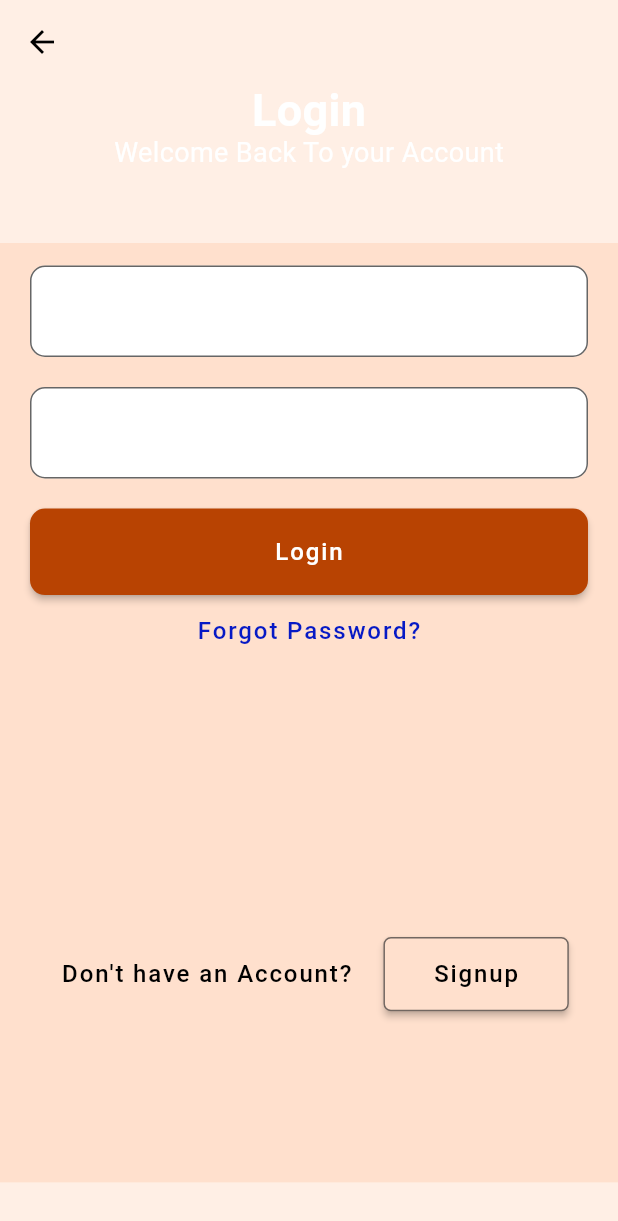
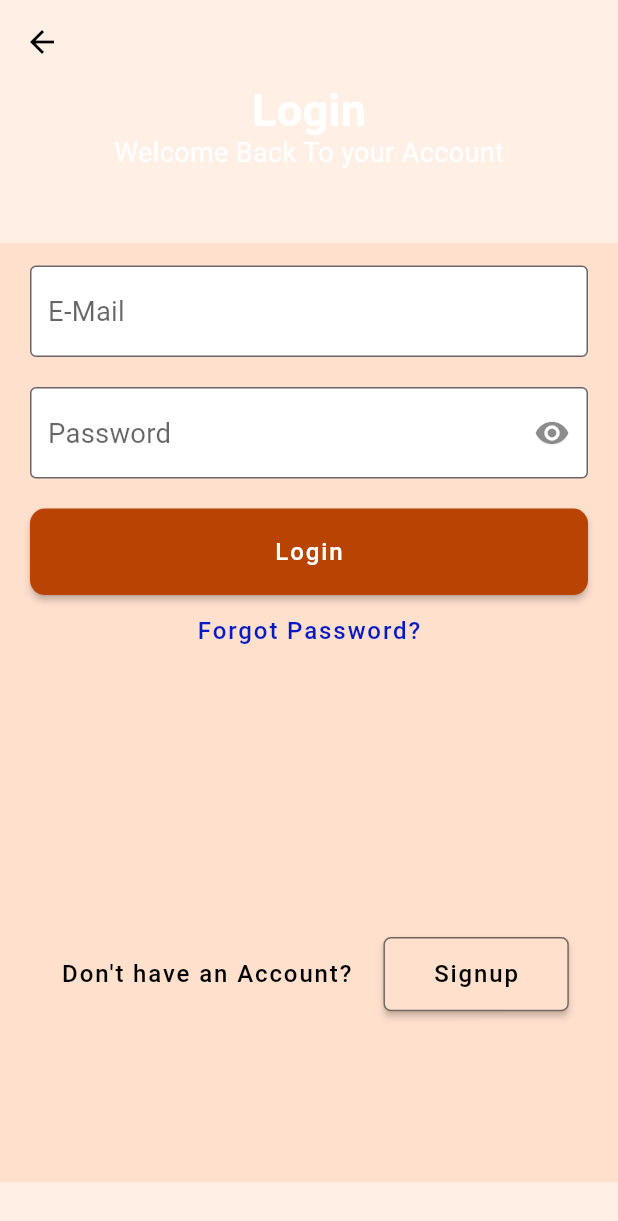
Before and after one commit to Abhinandan358/ecomm_website_3_8_22, a Flutter app: the Reg screen opened directly, after a tap on "Signup", after a tap on "Log In", on a phone screen of 412 x 824 dp. Shown: the top 1221 px of the screen. Run offline on Flutter 3.47's test engine with Material 2 defaults, Android fonts, the phone set to English and light mode, and no system bars; our stand-ins replace card_swiper, flutter_rating_bar, flutter_screenutil, fluttertoast, get, image_picker and 1 more; network calls fail.

Commit message:
changes in textformfield

```diff
--- a/lib/custom/utils.dart
+++ /dev/null
@@ -1,6 +0,0 @@
-import 'package:flutter/material.dart';
-
-const Color grey = Color.fromRGBO(133, 133, 133, 1);
-const Color black = Colors.black;
-const Color commonback = Color.fromRGBO(255,239,229,1);
-const Color white = Colors.white;
--- a/lib/views/all_categories/fashion.dart
+++ b/lib/views/all_categories/fashion.dart
@@ -1,6 +1,5 @@
 import 'dart:async';
 import 'package:card_swiper/card_swiper.dart';
-import 'package:ecommerce_website_logo3_8_22/custom/utils.dart';
 import 'package:ecommerce_website_logo3_8_22/views/bottomnav/cart.dart';
 import 'package:ecommerce_website_logo3_8_22/views/custom/utils.dart';
 import 'package:flutter/cupertino.dart';
--- a/lib/views/bottomnav/cart.dart
+++ b/lib/views/bottomnav/cart.dart
@@ -1,4 +1,4 @@
-import 'package:ecommerce_website_logo3_8_22/custom/utils.dart';
+
 import 'package:ecommerce_website_logo3_8_22/views/custom/utils.dart';
 import 'package:flutter/material.dart';
 import 'package:flutter_rating_bar/flutter_rating_bar.dart';
--- a/lib/views/bottomnav/category.dart
+++ b/lib/views/bottomnav/category.dart
@@ -6,7 +6,6 @@ import 'package:ecommerce_website_logo3_8_22/views/all_categories/fashion.dart';
 import 'package:ecommerce_website_logo3_8_22/views/all_categories/offer_zone.dart';
 import 'package:get/get.dart';
 import 'package:loading_indicator/loading_indicator.dart';
-import 'package:ecommerce_website_logo3_8_22/custom/utils.dart';
 import 'package:ecommerce_website_logo3_8_22/models/model_constant.dart';
 import 'package:ecommerce_website_logo3_8_22/views/custom/utils.dart';
 import 'package:flutter/material.dart';
--- a/lib/views/bottomnav/home.dart
+++ b/lib/views/bottomnav/home.dart
@@ -172,7 +172,7 @@ class _HomeState extends State<Home> {
                               ),
                               mytext(
                                 data: _offerproductList[index].offerpname,
-                                color: grey,
+                                color: grey4,
                               ),
                               mytext(
                                 data: _offerproductList[index].offersList,
--- a/lib/views/bottomnav/profile.dart
+++ b/lib/views/bottomnav/profile.dart
@@ -68,7 +68,7 @@ class _ProfileState extends State<Profile> {
             ),
             mytext(data:'Abhinandan Mandal',  fontSize: 25, fontWeight: FontWeight.bold, ),
 
-            mytext(data:'Flutter Software Engineer', color: grey,  fontSize: 25, ),
+            mytext(data:'Flutter Software Engineer', color: grey4,  fontSize: 25, ),
             mytext(data:'Follow Me',  fontSize: 20, ),
             Row(
               mainAxisAlignment: MainAxisAlignment.spaceEvenly,
--- a/lib/views/custom/utils.dart
+++ b/lib/views/custom/utils.dart
@@ -44,6 +44,9 @@ const Color orange2 = Color.fromRGBO(253, 221, 202, 1);
 const Color custombtncolr1 = Color.fromRGBO(184, 67, 2, 1);
 const Color loginsignup = Color.fromRGBO(249, 193, 161, 1);
 const Color login = Color.fromRGBO(255, 224, 205, 1);
+const Color grey4 = Color.fromRGBO(133, 133, 133, 1);
+const Color commonback = Color.fromRGBO(255, 239, 229, 1);
+
 //buttons-----
 
 SizedBox custombtn(Function()? onPressed, btntxt) {
@@ -157,6 +160,13 @@ TextFormField mytextformfield({
   InputBorder? focusedBorder,
   int? maxLength,
   EdgeInsetsGeometry? contentPadding,
+  Color? color,
+  Color? backgroundColor,
+  double? fontSize,
+  FontWeight? fontWeight,
+  FontStyle? fontStyle,
+  double? letterSpacing,
+  double? wordSpacing,
 }) {
   return TextFormField(
     maxLength: maxLength,
@@ -178,9 +188,16 @@ TextFormField mytextformfield({
           borderSide: BorderSide(color: Colors.purple, width: 3),
         ),
         contentPadding: contentPadding,
-        border: OutlineInputBorder(borderRadius: BorderRadius.circular(10))),
+        border: const OutlineInputBorder()),
     keyboardType: keyboardType,
-    style: style,
+    style: TextStyle(
+        fontSize: fontSize,
+        fontWeight: fontWeight,
+        color: color,
+        backgroundColor: backgroundColor,
+        fontStyle: fontStyle,
+        letterSpacing: letterSpacing,
+        wordSpacing: wordSpacing),
     textInputAction: textInputAction,
     onChanged: onChanged,
     validator: validator,
--- a/lib/views/home/dashboard.dart
+++ b/lib/views/home/dashboard.dart
@@ -1,6 +1,6 @@
 import 'dart:async';
 import 'dart:io';
-import 'package:ecommerce_website_logo3_8_22/custom/utils.dart';
+
 import 'package:ecommerce_website_logo3_8_22/views/bottomnav/cart.dart';
 import 'package:ecommerce_website_logo3_8_22/views/bottomnav/category.dart';
 import 'package:ecommerce_website_logo3_8_22/views/bottomnav/home.dart';
--- a/lib/views/reg&login/login.dart
+++ b/lib/views/reg&login/login.dart
@@ -60,6 +60,7 @@ class _LoginState extends State<Login> {
                         mytextformfield(
                           autovalidateMode: AutovalidateMode.onUserInteraction,
                           controller: emailCtrl,
+                          hintText: 'E-Mail',
                           validator: ((value) {
                             if (value!.isEmpty) {
                               return "Please provide only your registered emailid";
@@ -86,23 +87,13 @@ class _LoginState extends State<Login> {
                           autovalidateMode: AutovalidateMode.onUserInteraction,
                           obscureText: _obsecureText,
                           controller: passCtrl,
+                          hintText: 'Password',
                           validator: ((value) {
                             if (value!.isEmpty) {
                               return "give your password";
                             }
                             return null;
                           }),
-                          decoration: InputDecoration(
-                              fillColor: white,
-                              filled: true,
-                              labelText: 'Password',
-                              border: OutlineInputBorder(
-                                  borderRadius: BorderRadius.circular(8)),
-                              focusedBorder: UnderlineInputBorder(
-                                borderSide: BorderSide(color: Colors.purple),
-                              ),
-                              contentPadding: EdgeInsets.only(
-                                  left: 15, bottom: 25, top: 11, right: 15),
                           suffixIcon: myiconbutton(() {
                             setState(() {
                               _obsecureText = !_obsecureText;
@@ -117,7 +108,19 @@ class _LoginState extends State<Login> {
                               null,
                               null,
                               null,
-                                  null)),
+                              null),
+                          decoration: InputDecoration(
+                            fillColor: white,
+                            filled: true,
+                            labelText: 'Password',
+                            border: OutlineInputBorder(
+                                borderRadius: BorderRadius.circular(8)),
+                            focusedBorder: UnderlineInputBorder(
+                              borderSide: BorderSide(color: Colors.purple),
+                            ),
+                            contentPadding: EdgeInsets.only(
+                                left: 15, bottom: 25, top: 11, right: 15),
+                          ),
                         ),
                         SizedBox(
                           height: 20,
--- a/lib/views/reg&login/reg.dart
+++ b/lib/views/reg&login/reg.dart
@@ -60,7 +60,7 @@ class _RegState extends State<Reg> {
                     child: Column(
                       mainAxisAlignment: MainAxisAlignment.spaceEvenly,
                       children: [
-                        TextFormField(
+                        mytextformfield(
                           controller: nameCtrl,
                           autovalidateMode: AutovalidateMode.onUserInteraction,
                           validator: (value) {
@@ -69,8 +69,8 @@ class _RegState extends State<Reg> {
                             }
                             return null;
                           },
+                          hintText: 'Write Name',
                           decoration: const InputDecoration(
-                              hintText: 'Write Name',
                               fillColor: white,
                               filled: true,
                               border: InputBorder.none,
@@ -90,6 +90,7 @@ class _RegState extends State<Reg> {
                               }
                               return null;
                             }),
+                            hintText: 'Write Email',
                             decoration: InputDecoration(
                               fillColor: white,
                               filled: true,
@@ -99,7 +100,7 @@ class _RegState extends State<Reg> {
                               ),
                               contentPadding: EdgeInsets.only(
                                   left: 15, bottom: 25, top: 15, right: 15),
-                                hintText: 'Write Email')),
+                            )),
                         mytextformfield(
                           controller: phoneCtrl,
                           keyboardType: TextInputType.phone,
@@ -113,9 +114,9 @@ class _RegState extends State<Reg> {
                             }
                             return null;
                           },
+                          hintText: 'Write Phone Number',
                           decoration: const InputDecoration(
                             counterText: "",
-                            hintText: 'Write Phone Number',
                             border: InputBorder.none,
                             fillColor: white,
                             filled: true,
@@ -136,16 +137,6 @@ class _RegState extends State<Reg> {
                             }
                             return null;
                           }),
-                          decoration: InputDecoration(
-                              fillColor: white,
-                              filled: true,
-                              hintText: 'Write Password',
-                              border: InputBorder.none,
-                              focusedBorder: UnderlineInputBorder(
-                                borderSide: BorderSide(color: Colors.purple),
-                              ),
-                              contentPadding: EdgeInsets.only(
-                                  left: 15, bottom: 25, top: 11, right: 15),
                           suffixIcon: myiconbutton(() {
                             setState(() {
                               _obsecureText = !_obsecureText;
@@ -160,7 +151,18 @@ class _RegState extends State<Reg> {
                               null,
                               null,
                               null,
-                                  null)),
+                              null),
+                          hintText: 'Write Password',
+                          decoration: InputDecoration(
+                            fillColor: white,
+                            filled: true,
+                            border: InputBorder.none,
+                            focusedBorder: UnderlineInputBorder(
+                              borderSide: BorderSide(color: Colors.purple),
+                            ),
+                            contentPadding: EdgeInsets.only(
+                                left: 15, bottom: 25, top: 11, right: 15),
+                          ),
                         ),
                         mytextformfield(
                           controller: cpassCtrl,
@@ -172,6 +174,16 @@ class _RegState extends State<Reg> {
                             }
                             return null;
                           }),
+                          suffixIcon: IconButton(
+                              onPressed: () {
+                                setState(() {
+                                  _cobsecureText = !_cobsecureText;
+                                });
+                              },
+                              icon: Icon(_cobsecureText
+                                  ? Icons.visibility
+                                  : Icons.visibility_off)),
+                          hintText: 'Confirm Password',
                           decoration: InputDecoration(
                             border: InputBorder.none,
                             fillColor: white,
@@ -181,16 +193,7 @@ class _RegState extends State<Reg> {
                             ),
                             contentPadding: EdgeInsets.only(
                                 left: 15, bottom: 25, top: 15, right: 15),
-                              hintText: 'Confirm Password',
-                              suffixIcon: IconButton(
-                                  onPressed: () {
-                                    setState(() {
-                                      _cobsecureText = !_cobsecureText;
-                                    });
-                                  },
-                                  icon: Icon(_cobsecureText
-                                      ? Icons.visibility
-                                      : Icons.visibility_off))),
+                          ),
                         ),
                         custombtn(() {
                           if (formkey.currentState!.validate()) {
```
Lines whose indentation alone changed are shown as unchanged.
